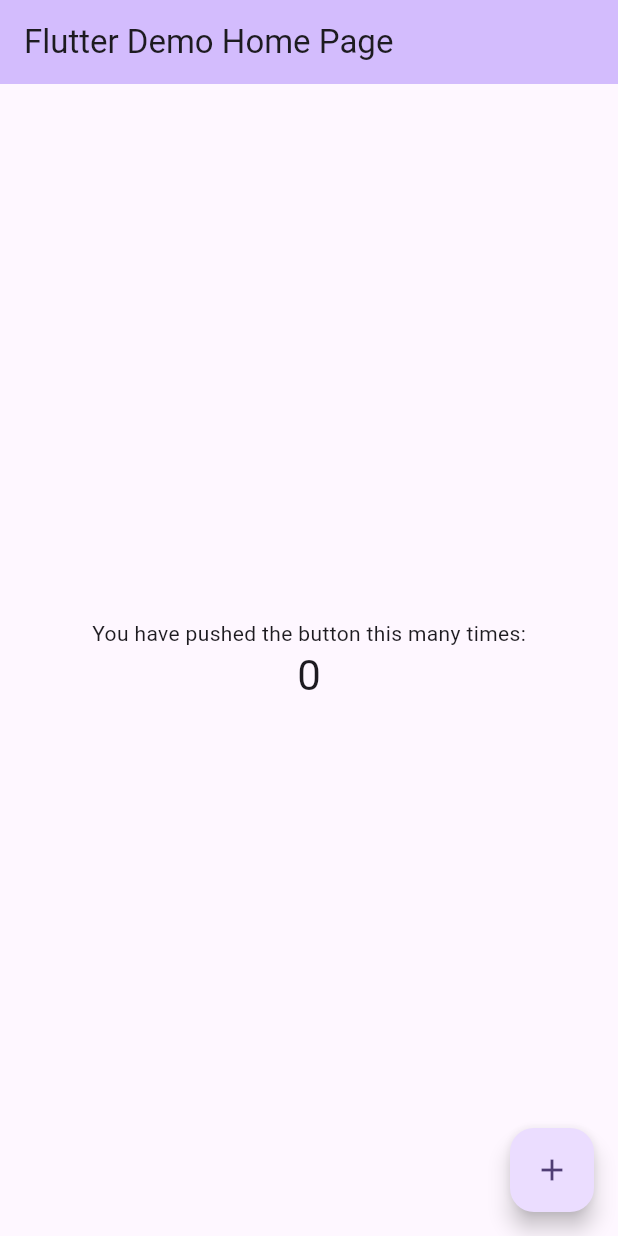
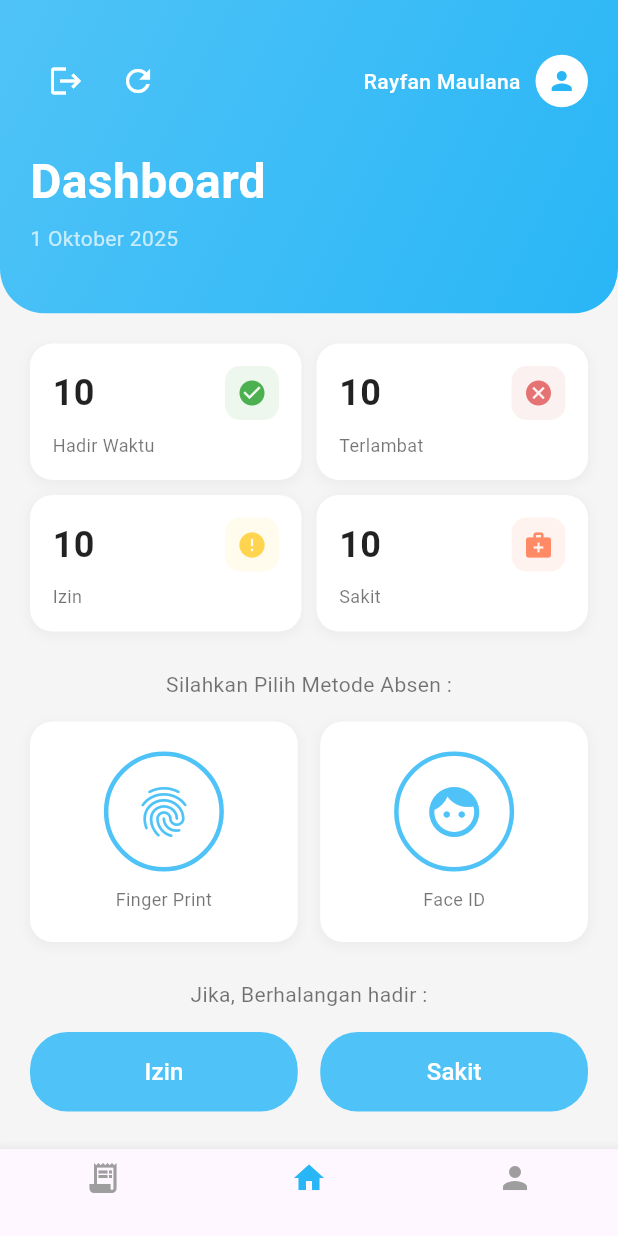
Before and after one commit to andaa92/Aplikasi-Absensi-PKL-Urban-Access, a Flutter app: the screen it shows after launch, on a phone screen of 412 x 824 dp. Run offline on Flutter 3.47's test engine with Material 3 defaults, Android fonts, the phone set to English and light mode, and no system bars; Roboto replaces fonts that are missing (Poppins).

Commit message:
frist commit dashboard

```diff
--- a/lib/main.dart
+++ b/lib/main.dart
@@ -1,122 +1,23 @@
 import 'package:flutter/material.dart';
+import 'package:absensi_pkl_urban/screen/dashboard.dart';
 
 void main() {
   runApp(const MyApp());
 }
 
 class MyApp extends StatelessWidget {
-  const MyApp({super.key});
+  const MyApp({Key? key}) : super(key: key);
 
-  // This widget is the root of your application.
   @override
   Widget build(BuildContext context) {
     return MaterialApp(
-      title: 'Flutter Demo',
+      debugShowCheckedModeBanner: false,
+      title: 'Dashboard Absensi',
       theme: ThemeData(
-        // This is the theme of your application.
-        //
-        // TRY THIS: Try running your application with "flutter run". You'll see
-        // the application has a purple toolbar. Then, without quitting the app,
-        // try changing the seedColor in the colorScheme below to Colors.green
-        // and then invoke "hot reload" (save your changes or press the "hot
-        // reload" button in a Flutter-supported IDE, or press "r" if you used
-        // the command line to start the app).
-        //
-        // Notice that the counter didn't reset back to zero; the application
-        // state is not lost during the reload. To reset the state, use hot
-        // restart instead.
-        //
-        // This works for code too, not just values: Most code changes can be
-        // tested with just a hot reload.
-        colorScheme: ColorScheme.fromSeed(seedColor: Colors.deepPurple),
+        primarySwatch: Colors.blue,
+        fontFamily: 'Poppins',
       ),
-      home: const MyHomePage(title: 'Flutter Demo Home Page'),
+      home: const DashboardPage(),
     );
   }
 }
-
-class MyHomePage extends StatefulWidget {
-  const MyHomePage({super.key, required this.title});
-
-  // This widget is the home page of your application. It is stateful, meaning
-  // that it has a State object (defined below) that contains fields that affect
-  // how it looks.
-
-  // This class is the configuration for the state. It holds the values (in this
-  // case the title) provided by the parent (in this case the App widget) and
-  // used by the build method of the State. Fields in a Widget subclass are
-  // always marked "final".
-
-  final String title;
-
-  @override
-  State<MyHomePage> createState() => _MyHomePageState();
-}
-
-class _MyHomePageState extends State<MyHomePage> {
-  int _counter = 0;
-
-  void _incrementCounter() {
-    setState(() {
-      // This call to setState tells the Flutter framework that something has
-      // changed in this State, which causes it to rerun the build method below
-      // so that the display can reflect the updated values. If we changed
-      // _counter without calling setState(), then the build method would not be
-      // called again, and so nothing would appear to happen.
-      _counter++;
-    });
-  }
-
-  @override
-  Widget build(BuildContext context) {
-    // This method is rerun every time setState is called, for instance as done
-    // by the _incrementCounter method above.
-    //
-    // The Flutter framework has been optimized to make rerunning build methods
-    // fast, so that you can just rebuild anything that needs updating rather
-    // than having to individually change instances of widgets.
-    return Scaffold(
-      appBar: AppBar(
-        // TRY THIS: Try changing the color here to a specific color (to
-        // Colors.amber, perhaps?) and trigger a hot reload to see the AppBar
-        // change color while the other colors stay the same.
-        backgroundColor: Theme.of(context).colorScheme.inversePrimary,
-        // Here we take the value from the MyHomePage object that was created by
-        // the App.build method, and use it to set our appbar title.
-        title: Text(widget.title),
-      ),
-      body: Center(
-        // Center is a layout widget. It takes a single child and positions it
-        // in the middle of the parent.
-        child: Column(
-          // Column is also a layout widget. It takes a list of children and
-          // arranges them vertically. By default, it sizes itself to fit its
-          // children horizontally, and tries to be as tall as its parent.
-          //
-          // Column has various properties to control how it sizes itself and
-          // how it positions its children. Here we use mainAxisAlignment to
-          // center the children vertically; the main axis here is the vertical
-          // axis because Columns are vertical (the cross axis would be
-          // horizontal).
-          //
-          // TRY THIS: Invoke "debug painting" (choose the "Toggle Debug Paint"
-          // action in the IDE, or press "p" in the console), to see the
-          // wireframe for each widget.
-          mainAxisAlignment: MainAxisAlignment.center,
-          children: <Widget>[
-            const Text('You have pushed the button this many times:'),
-            Text(
-              '$_counter',
-              style: Theme.of(context).textTheme.headlineMedium,
-            ),
-          ],
-        ),
-      ),
-      floatingActionButton: FloatingActionButton(
-        onPressed: _incrementCounter,
-        tooltip: 'Increment',
-        child: const Icon(Icons.add),
-      ), // This trailing comma makes auto-formatting nicer for build methods.
-    );
-  }
-}
--- /dev/null
+++ b/lib/navigation/navigation.dart
@@ -0,0 +1,36 @@
+import 'package:flutter/material.dart';
+
+class CustomBottomNav extends StatelessWidget {
+  final int currentIndex;
+  final Function(int) onTap;
+
+  const CustomBottomNav({
+    Key? key,
+    required this.currentIndex,
+    required this.onTap,
+  }) : super(key: key);
+
+  @override
+  Widget build(BuildContext context) {
+    return BottomNavigationBar(
+      currentIndex: currentIndex,
+      selectedItemColor: const Color(0xFF29B6F6),
+      unselectedItemColor: Colors.grey,
+      onTap: onTap,
+      items: const [
+        BottomNavigationBarItem(
+          icon: Icon(Icons.receipt_long),
+          label: '',
+        ),
+        BottomNavigationBarItem(
+          icon: Icon(Icons.home),
+          label: '',
+        ),
+        BottomNavigationBarItem(
+          icon: Icon(Icons.person),
+          label: '',
+        ),
+      ],
+    );
+  }
+}
--- /dev/null
+++ b/lib/screen/dashboard.dart
@@ -0,0 +1,512 @@
+import 'package:flutter/material.dart';
+import 'package:absensi_pkl_urban/navigation/navigation.dart';
+
+class DashboardPage extends StatefulWidget {
+  const DashboardPage({Key? key}) : super(key: key);
+
+  @override
+  State<DashboardPage> createState() => _DashboardPageState();
+}
+
+class _DashboardPageState extends State<DashboardPage> {
+  int _currentIndex = 1; // default index Home
+
+  @override
+  Widget build(BuildContext context) {
+    return Scaffold(
+      backgroundColor: const Color(0xFFF5F5F5),
+      body: Column(
+        children: [
+          // ==== HEADER SECTION ====
+          Container(
+            padding: const EdgeInsets.fromLTRB(20, 30, 20, 40),
+            decoration: const BoxDecoration(
+              gradient: LinearGradient(
+                colors: [Color(0xFF4FC3F7), Color(0xFF29B6F6)],
+                begin: Alignment.topLeft,
+                end: Alignment.bottomRight,
+              ),
+              borderRadius: BorderRadius.only(
+                bottomLeft: Radius.circular(30),
+                bottomRight: Radius.circular(30),
+              ),
+            ),
+              child: Column(
+                children: [
+                  Row(
+                    mainAxisAlignment: MainAxisAlignment.spaceBetween,
+                    children: [
+                      Row(
+                        children: [
+                          IconButton(
+                            onPressed: () {},
+                            icon: const Icon(Icons.logout, color: Colors.white),
+                          ),
+                          IconButton(
+                            onPressed: () {},
+                            icon: const Icon(Icons.refresh, color: Colors.white),
+                          ),
+                        ],
+                      ),
+                      Row(
+                        children: [
+                          const Text(
+                            'Rayfan Maulana',
+                            style: TextStyle(
+                              color: Colors.white,
+                              fontSize: 14,
+                              fontWeight: FontWeight.w500,
+                            ),
+                          ),
+                          const SizedBox(width: 10),
+                          Container(
+                            width: 35,
+                            height: 35,
+                            decoration: const BoxDecoration(
+                              color: Colors.white,
+                              shape: BoxShape.circle,
+                            ),
+                            child: const Icon(
+                              Icons.person,
+                              color: Color(0xFF29B6F6),
+                              size: 20,
+                            ),
+                          ),
+                        ],
+                      ),
+                    ],
+                  ),
+                  const SizedBox(height: 20),
+                  const Align(
+                    alignment: Alignment.centerLeft,
+                    child: Text(
+                      'Dashboard',
+                      style: TextStyle(
+                        color: Colors.white,
+                        fontSize: 32,
+                        fontWeight: FontWeight.bold,
+                      ),
+                    ),
+                  ),
+                  const SizedBox(height: 5),
+                  const Align(
+                    alignment: Alignment.centerLeft,
+                    child: Text(
+                      '1 Oktober 2025',
+                      style: TextStyle(
+                        color: Colors.white70,
+                        fontSize: 14,
+                      ),
+                    ),
+                  ),
+                ],
+              ),
+            ),
+
+            // ==== CONTENT SECTION ====
+            Expanded(
+              child: Container(
+                color: const Color(0xFFF5F5F5),
+                child: SingleChildScrollView(
+                  padding: const EdgeInsets.all(20),
+                  child: Column(
+                    children: [
+                      // Stats Cards
+                      Row(
+                        children: [
+                          Expanded(
+                            child: _buildStatCard(
+                              '10',
+                              'Hadir Waktu',
+                              Icons.check_circle,
+                              const Color(0xFF4CAF50),
+                            ),
+                          ),
+                          const SizedBox(width: 10),
+                          Expanded(
+                            child: _buildStatCard(
+                              '10',
+                              'Terlambat',
+                              Icons.cancel,
+                              const Color(0xFFE57373),
+                            ),
+                          ),
+                        ],
+                      ),
+                      const SizedBox(height: 10),
+                      Row(
+                        children: [
+                          Expanded(
+                            child: _buildStatCard(
+                              '10',
+                              'Izin',
+                              Icons.error,
+                              const Color(0xFFFFD54F),
+                            ),
+                          ),
+                          const SizedBox(width: 10),
+                          Expanded(
+                            child: _buildStatCard(
+                              '10',
+                              'Sakit',
+                              Icons.medical_services,
+                              const Color(0xFFFF8A65),
+                            ),
+                          ),
+                        ],
+                      ),
+
+                      const SizedBox(height: 25),
+
+                      // Attendance Method Selection
+                      const Text(
+                        'Silahkan Pilih Metode Absen :',
+                        style: TextStyle(
+                          fontSize: 14,
+                          color: Colors.black54,
+                        ),
+                      ),
+                      const SizedBox(height: 15),
+
+                      Row(
+                        children: [
+                          Expanded(
+                            child: _buildMethodCard(
+                              'Finger Print',
+                              Icons.fingerprint,
+                            ),
+                          ),
+                          const SizedBox(width: 15),
+                          Expanded(
+                            child: _buildMethodCard(
+                              'Face ID',
+                              Icons.face,
+                            ),
+                          ),
+                        ],
+                      ),
+
+                      const SizedBox(height: 25),
+
+                      // Action Message
+                      const Text(
+                        'Jika, Berhalangan hadir :',
+                        style: TextStyle(
+                          fontSize: 14,
+                          color: Colors.black54,
+                        ),
+                      ),
+                      const SizedBox(height: 15),
+
+                      // Action Buttons
+                      Row(
+                        children: [
+                          Expanded(
+                            child: _buildActionButton(
+                              'Izin',
+                              const Color(0xFF4FC3F7),
+                            ),
+                          ),
+                          const SizedBox(width: 15),
+                          Expanded(
+                            child: _buildActionButton(
+                              'Sakit',
+                              const Color(0xFF4FC3F7),
+                            ),
+                          ),
+                        ],
+                      ),
+
+                      const SizedBox(height: 25),
+
+                      // History Section
+                      const Align(
+                        alignment: Alignment.centerLeft,
+                        child: Text(
+                          'Riwayat Absen :',
+                          style: TextStyle(
+                            fontSize: 16,
+                            fontWeight: FontWeight.w600,
+                            color: Colors.black87,
+                          ),
+                        ),
+                      ),
+                      const SizedBox(height: 15),
+
+                      // History Card - Present
+                      _buildHistoryCard(
+                        '1 Oktober 2025',
+                        'Keterangan : Hadir',
+                        'Masuk: 08:00:53',
+                        'Keluar: 08:09:23',
+                        const Color(0xFF4CAF50),
+                        'Hadir Waktu',
+                      ),
+
+                      const SizedBox(height: 10),
+
+                      // History Card - Late
+                      _buildHistoryCard(
+                        '2 Oktober 2025',
+                        'Keterangan : Hadir',
+                        'Masuk: 08:00:53',
+                        'Keluar: 08:09:23',
+                        const Color(0xFFFF8A65),
+                        'Sakit',
+                      ),
+                    ],
+                  ),
+                ),
+              ),
+            ),
+
+          ],
+        ),
+
+      // ==== NAVIGATION SECTION ====
+      bottomNavigationBar: CustomBottomNav(
+        currentIndex: _currentIndex,
+        onTap: (index) {
+          setState(() {
+            _currentIndex = index;
+          });
+          // nanti bisa ditambah: pindah halaman sesuai index
+        },
+      ),
+    );
+  }
+
+  Widget _buildStatCard(String count, String label, IconData icon, Color color) {
+    return Container(
+      padding: const EdgeInsets.all(15),
+      decoration: BoxDecoration(
+        color: Colors.white,
+        borderRadius: BorderRadius.circular(15),
+        boxShadow: [
+          BoxShadow(
+            color: Colors.grey.withOpacity(0.1),
+            spreadRadius: 1,
+            blurRadius: 5,
+            offset: const Offset(0, 2),
+          ),
+        ],
+      ),
+      child: Column(
+        children: [
+          Row(
+            mainAxisAlignment: MainAxisAlignment.spaceBetween,
+            children: [
+              Text(
+                count,
+                style: const TextStyle(
+                  fontSize: 24,
+                  fontWeight: FontWeight.bold,
+                  color: Colors.black87,
+                ),
+              ),
+              Container(
+                padding: const EdgeInsets.all(8),
+                decoration: BoxDecoration(
+                  color: color.withOpacity(0.1),
+                  borderRadius: BorderRadius.circular(10),
+                ),
+                child: Icon(
+                  icon,
+                  color: color,
+                  size: 20,
+                ),
+              ),
+            ],
+          ),
+          const SizedBox(height: 8),
+          Align(
+            alignment: Alignment.centerLeft,
+            child: Text(
+              label,
+              style: const TextStyle(
+                fontSize: 12,
+                color: Colors.black54,
+              ),
+            ),
+          ),
+        ],
+      ),
+    );
+  }
+
+  Widget _buildMethodCard(String label, IconData icon) {
+    return Container(
+      padding: const EdgeInsets.symmetric(vertical: 20),
+      decoration: BoxDecoration(
+        color: Colors.white,
+        borderRadius: BorderRadius.circular(15),
+        boxShadow: [
+          BoxShadow(
+            color: Colors.grey.withOpacity(0.1),
+            spreadRadius: 1,
+            blurRadius: 5,
+            offset: const Offset(0, 2),
+          ),
+        ],
+      ),
+      child: Column(
+        children: [
+          Container(
+            width: 80,
+            height: 80,
+            decoration: BoxDecoration(
+              shape: BoxShape.circle,
+              border: Border.all(
+                color: const Color(0xFF4FC3F7),
+                width: 3,
+              ),
+            ),
+            child: Icon(
+              icon,
+              size: 40,
+              color: const Color(0xFF4FC3F7),
+            ),
+          ),
+          const SizedBox(height: 10),
+          Text(
+            label,
+            style: const TextStyle(
+              fontSize: 12,
+              color: Colors.black54,
+            ),
+          ),
+        ],
+      ),
+    );
+  }
+
+  Widget _buildActionButton(String label, Color color) {
+    return ElevatedButton(
+      onPressed: () {},
+      style: ElevatedButton.styleFrom(
+        backgroundColor: color,
+        padding: const EdgeInsets.symmetric(vertical: 15),
+        shape: RoundedRectangleBorder(
+          borderRadius: BorderRadius.circular(25),
+        ),
+        elevation: 0,
+      ),
+      child: Text(
+        label,
+        style: const TextStyle(
+          fontSize: 16,
+          fontWeight: FontWeight.w500,
+          color: Colors.white,
+        ),
+      ),
+    );
+  }
+
+  Widget _buildHistoryCard(
+    String date,
+    String description,
+    String masuk,
+    String keluar,
+    Color statusColor,
+    String status,
+  ) {
+    return Container(
+      padding: const EdgeInsets.all(15),
+      decoration: BoxDecoration(
+        color: Colors.white,
+        borderRadius: BorderRadius.circular(15),
+        boxShadow: [
+          BoxShadow(
+            color: Colors.grey.withOpacity(0.1),
+            spreadRadius: 1,
+            blurRadius: 5,
+            offset: const Offset(0, 2),
+          ),
+        ],
+      ),
+      child: Row(
+        children: [
+          Container(
+            padding: const EdgeInsets.all(12),
+            decoration: BoxDecoration(
+              color: status == 'Hadir Waktu'
+                  ? const Color(0xFF4CAF50).withOpacity(0.1)
+                  : const Color(0xFFFF8A65).withOpacity(0.1),
+              borderRadius: BorderRadius.circular(12),
+            ),
+            child: Icon(
+              status == 'Hadir Waktu' ? Icons.check_circle : Icons.close,
+              color: status == 'Hadir Waktu'
+                  ? const Color(0xFF4CAF50)
+                  : const Color(0xFFFF8A65),
+              size: 24,
+            ),
+          ),
+          const SizedBox(width: 15),
+          Expanded(
+            child: Column(
+              crossAxisAlignment: CrossAxisAlignment.start,
+              children: [
+                Text(
+                  date,
+                  style: const TextStyle(
+                    fontSize: 14,
+                    fontWeight: FontWeight.w600,
+                    color: Colors.black87,
+                  ),
+                ),
+                const SizedBox(height: 4),
+                Text(
+                  description,
+                  style: const TextStyle(
+                    fontSize: 12,
+                    color: Colors.black54,
+                  ),
+                ),
+                const SizedBox(height: 8),
+                Row(
+                  children: [
+                    Expanded(
+                      child: Text(
+                        masuk,
+                        style: const TextStyle(
+                          fontSize: 11,
+                          color: Colors.black45,
+                        ),
+                      ),
+                    ),
+                    Expanded(
+                      child: Text(
+                        keluar,
+                        style: const TextStyle(
+                          fontSize: 11,
+                          color: Colors.black45,
+                        ),
+                      ),
+                    ),
+                  ],
+                ),
+              ],
+            ),
+          ),
+          const SizedBox(width: 10),
+          Container(
+            padding: const EdgeInsets.symmetric(horizontal: 12, vertical: 6),
+            decoration: BoxDecoration(
+              color: statusColor.withOpacity(0.2),
+              borderRadius: BorderRadius.circular(12),
+            ),
+            child: Text(
+              status,
+              style: TextStyle(
+                fontSize: 10,
+                fontWeight: FontWeight.w600,
+                color: statusColor,
+              ),
+            ),
+          ),
+        ],
+      ),
+    );
+  }
+}
```
Also changed, not shown: flutter_01.png (added), 1 other file.
